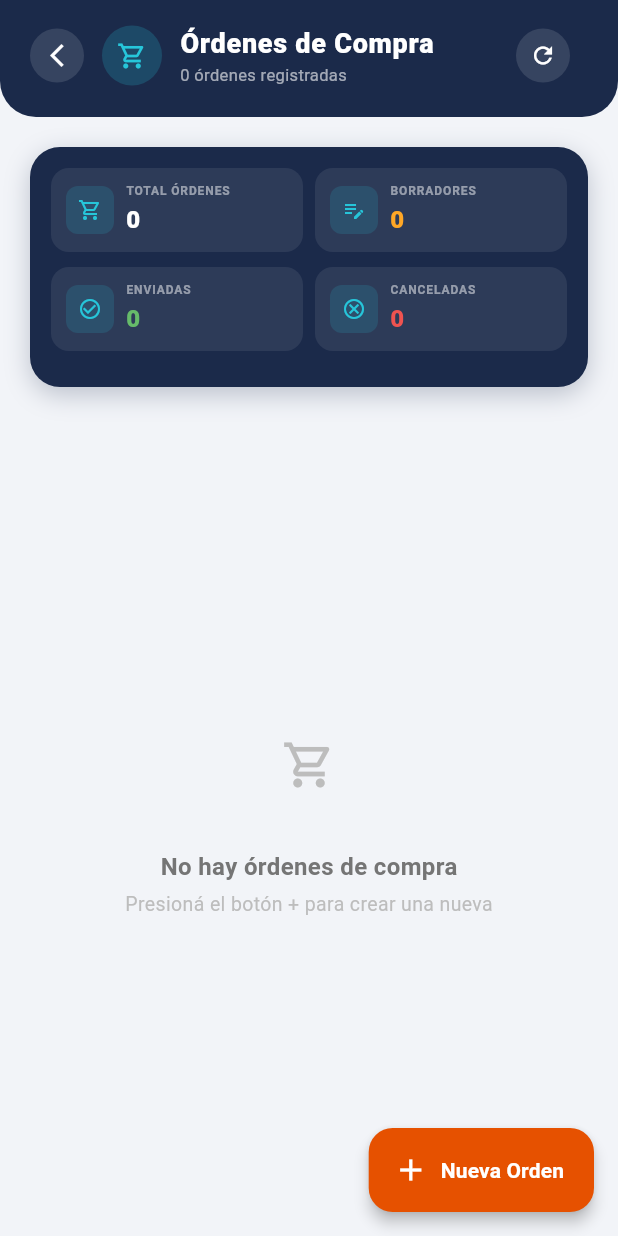
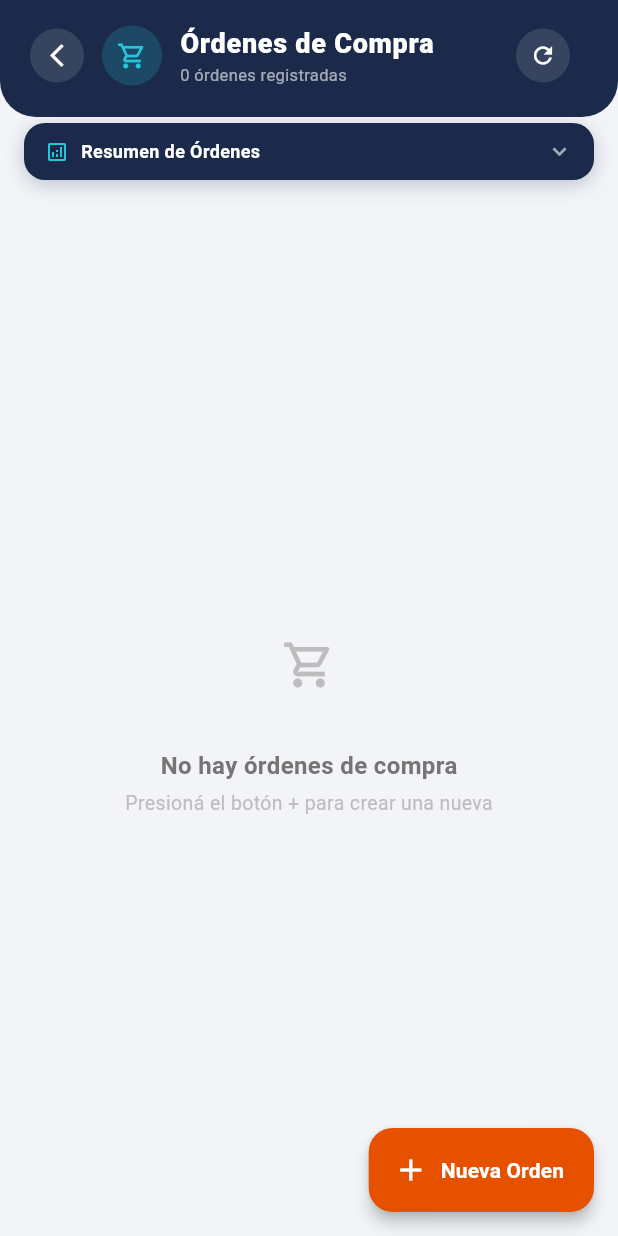
Before and after one commit to OscarFranco777/ScanZap, a Flutter app: the PurchaseOrderListScreen screen opened by its route, on a phone screen of 412 x 824 dp. Run offline on Flutter 3.47's test engine with Material 3 defaults, Android fonts, the light colour scheme and no system bars; our stand-ins replace cookie_jar, dio, dio_cookie_manager, file_picker, share_plus, shared_preferences; missing offline and left inert: excel, mobile_scanner; accounts and stored records are empty; network calls fail.

Commit message:
feat: sección de stats colapsable con colores navy originales

```diff
--- a/lib/theme/app_design.dart
+++ b/lib/theme/app_design.dart
@@ -113,13 +113,13 @@ class AppDesign {
   // STATS CARD — tarjeta oscura con métricas
   // ══════════════════════════════════════════════════════════════
 
-  static Widget buildStatsCard({required List<Widget> children}) {
+  static Widget buildStatsCard({required List<Widget> children, bool compact = false}) {
     return Container(
-      margin: const EdgeInsets.fromLTRB(20, 20, 20, 0),
-      padding: const EdgeInsets.all(14),
+      margin: const EdgeInsets.fromLTRB(20, 12, 20, 0),
+      padding: compact ? const EdgeInsets.all(8) : const EdgeInsets.all(14),
       decoration: BoxDecoration(
         color: navy,
-        borderRadius: BorderRadius.circular(20),
+        borderRadius: BorderRadius.circular(16),
         boxShadow: [
           BoxShadow(
             color: navy.withValues(alpha: 0.25),
@@ -132,13 +132,13 @@ class AppDesign {
     );
   }
 
-  static Widget buildStatRow({required List<Widget> items}) {
+  static Widget buildStatRow({required List<Widget> items, bool compact = false}) {
     return Padding(
-      padding: const EdgeInsets.only(bottom: 10),
+      padding: EdgeInsets.only(bottom: compact ? 4 : 10),
       child: Row(
         children: [
           for (int i = 0; i < items.length; i++) ...[
-            if (i > 0) const SizedBox(width: 8),
+            if (i > 0) SizedBox(width: compact ? 4 : 8),
             Expanded(child: items[i]),
           ],
         ],
@@ -152,25 +152,26 @@ class AppDesign {
     required String value,
     Color? valueColor,
     bool smallValue = false,
+    bool compact = false,
   }) {
     return Container(
-      padding: const EdgeInsets.all(10),
+      padding: compact ? const EdgeInsets.symmetric(horizontal: 8, vertical: 6) : const EdgeInsets.all(10),
       decoration: BoxDecoration(
         color: Colors.white.withValues(alpha: 0.08),
-        borderRadius: BorderRadius.circular(12),
+        borderRadius: BorderRadius.circular(10),
       ),
       child: Row(
         children: [
           Container(
-            width: 32,
-            height: 32,
+            width: compact ? 24 : 32,
+            height: compact ? 24 : 32,
             decoration: BoxDecoration(
               color: accent.withValues(alpha: 0.15),
-              borderRadius: BorderRadius.circular(8),
+              borderRadius: BorderRadius.circular(6),
             ),
-            child: Icon(icon, size: 16, color: accent),
+            child: Icon(icon, size: compact ? 12 : 16, color: accent),
           ),
-          const SizedBox(width: 8),
+          SizedBox(width: compact ? 6 : 8),
           Expanded(
             child: Column(
               crossAxisAlignment: CrossAxisAlignment.start,
@@ -179,7 +180,7 @@ class AppDesign {
                 Text(
                   label,
                   style: TextStyle(
-                    fontSize: 8,
+                    fontSize: compact ? 7 : 8,
                     fontWeight: FontWeight.w700,
                     color: Colors.white.withValues(alpha: 0.5),
                     letterSpacing: 0.6,
@@ -187,11 +188,11 @@ class AppDesign {
                   maxLines: 1,
                   overflow: TextOverflow.ellipsis,
                 ),
-                const SizedBox(height: 2),
+                SizedBox(height: compact ? 1 : 2),
                 Text(
                   value,
                   style: TextStyle(
-                    fontSize: smallValue ? 11 : 16,
+                    fontSize: smallValue ? 11 : (compact ? 13 : 16),
                     fontWeight: FontWeight.w800,
                     color: valueColor ?? Colors.white,
                   ),
--- a/lib/views/purchase_order_list_screen.dart
+++ b/lib/views/purchase_order_list_screen.dart
@@ -14,6 +14,8 @@ class PurchaseOrderListScreen extends StatefulWidget {
 }
 
 class _PurchaseOrderListScreenState extends State<PurchaseOrderListScreen> {
+  bool _statsExpanded = false;
+
   @override
   void initState() {
     super.initState();
@@ -66,41 +68,109 @@ class _PurchaseOrderListScreenState extends State<PurchaseOrderListScreen> {
             ],
           ),
 
-          // ─── Stats ───
-          AppDesign.buildStatsCard(
+          // ─── Stats (colapsable) ───
+          GestureDetector(
+            onTap: () => setState(() => _statsExpanded = !_statsExpanded),
+            child: AnimatedSize(
+              duration: const Duration(milliseconds: 250),
+              curve: Curves.easeInOut,
+              child: Container(
+                margin: const EdgeInsets.symmetric(horizontal: 16, vertical: 4),
+                decoration: BoxDecoration(
+                  color: AppDesign.navy,
+                  borderRadius: BorderRadius.circular(14),
+                  boxShadow: [
+                    BoxShadow(
+                      color: AppDesign.navy.withValues(alpha: 0.25),
+                      blurRadius: 10,
+                      offset: const Offset(0, 3),
+                    ),
+                  ],
+                ),
+                child: Column(
+                  children: [
+                    // Header toggle
+                    Padding(
+                      padding: const EdgeInsets.symmetric(horizontal: 14, vertical: 10),
+                      child: Row(
+                        children: [
+                          Icon(
+                            Icons.analytics_outlined,
+                            size: 16,
+                            color: AppDesign.accent,
+                          ),
+                          const SizedBox(width: 8),
+                          const Text(
+                            'Resumen de Órdenes',
+                            style: TextStyle(
+                              fontSize: 12,
+                              fontWeight: FontWeight.w600,
+                              color: Colors.white,
+                            ),
+                          ),
+                          const Spacer(),
+                          AnimatedRotation(
+                            turns: _statsExpanded ? 0.5 : 0,
+                            duration: const Duration(milliseconds: 250),
+                            child: Icon(
+                              Icons.keyboard_arrow_down,
+                              size: 18,
+                              color: Colors.white.withValues(alpha: 0.6),
+                            ),
+                          ),
+                        ],
+                      ),
+                    ),
+                    // Stats content (animated)
+                    if (_statsExpanded)
+                      Padding(
+                        padding: const EdgeInsets.fromLTRB(10, 0, 10, 10),
+                        child: Column(
                           children: [
                             AppDesign.buildStatRow(
+                              compact: true,
                               items: [
                                 AppDesign.statBox(
                                   icon: Icons.shopping_cart_outlined,
                                   label: 'TOTAL ÓRDENES',
                                   value: '${orders.length}',
+                                  compact: true,
                                 ),
                                 AppDesign.statBox(
                                   icon: Icons.edit_note,
                                   label: 'BORRADORES',
                                   value: '$drafts',
                                   valueColor: AppDesign.statusDraft,
+                                  compact: true,
                                 ),
                               ],
                             ),
                             AppDesign.buildStatRow(
+                              compact: true,
                               items: [
                                 AppDesign.statBox(
                                   icon: Icons.check_circle_outline,
                                   label: 'ENVIADAS',
                                   value: '$submitted',
                                   valueColor: AppDesign.statusSubmitted,
+                                  compact: true,
                                 ),
                                 AppDesign.statBox(
                                   icon: Icons.cancel_outlined,
                                   label: 'CANCELADAS',
                                   value: '$cancelled',
                                   valueColor: AppDesign.statusCancelled,
+                                  compact: true,
                                 ),
                               ],
                             ),
                           ],
+                        ),
+                      ),
+                  ],
+                ),
+              ),
+            ),
           ),
 
           // ─── Lista ───
```
Lines whose indentation alone changed are shown as unchanged.
